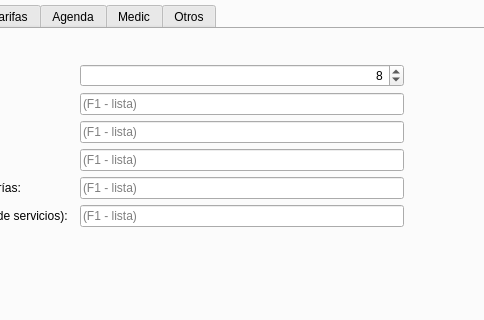
This is Zona_Administrador/frmempresas.ui in arcnexus/RedFoX as Qt 5 draws it before an edit; both pictures show x 522 to 1006 and y 129 to 449 of the 1291 by 590 pixel window. The edited form follows.
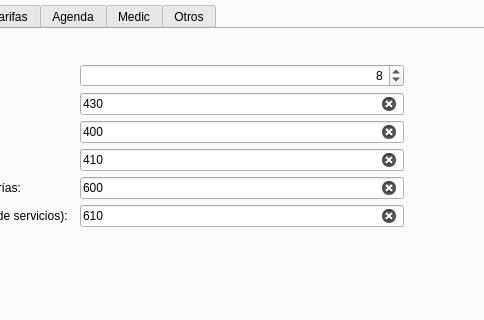
This is the edited form. The open tabs and pages were chosen to show the change. Icons and pictures are not drawn. Custom widgets are drawn as their Qt base class.

What changed in the file:
```diff
--- a/Zona_Administrador/frmempresas.ui
+++ b/Zona_Administrador/frmempresas.ui
@@ -766,6 +766,9 @@
               <layout class="QGridLayout" name="gridLayout_14">
                <item row="2" column="3">
                 <widget class="QLineEdit" name="txtcuentaCliente">
+                 <property name="text">
+                  <string>430</string>
+                 </property>
                  <property name="placeholderText">
                   <string>(F1 - lista)</string>
                  </property>
@@ -822,6 +825,9 @@
                </item>
                <item row="5" column="3">
                 <widget class="QLineEdit" name="txtCuenta_venta_mercaderias">
+                 <property name="text">
+                  <string>600</string>
+                 </property>
                  <property name="placeholderText">
                   <string>(F1 - lista)</string>
                  </property>
@@ -832,6 +838,9 @@
                </item>
                <item row="6" column="3">
                 <widget class="QLineEdit" name="txtCuenta_venta_servicios">
+                 <property name="text">
+                  <string>610</string>
+                 </property>
                  <property name="placeholderText">
                   <string>(F1 - lista)</string>
                  </property>
@@ -893,6 +902,9 @@
                </item>
                <item row="3" column="3">
                 <widget class="QLineEdit" name="txtcuenta_proveedores">
+                 <property name="text">
+                  <string>400</string>
+                 </property>
                  <property name="placeholderText">
                   <string>(F1 - lista)</string>
                  </property>
@@ -903,6 +915,9 @@
                </item>
                <item row="4" column="3">
                 <widget class="QLineEdit" name="txtcuenta_acreedores">
+                 <property name="text">
+                  <string>410</string>
+                 </property>
                  <property name="placeholderText">
                   <string>(F1 - lista)</string>
                  </property>
```
Left out of the diff: 2 changed lines with no effect on the pictures.
